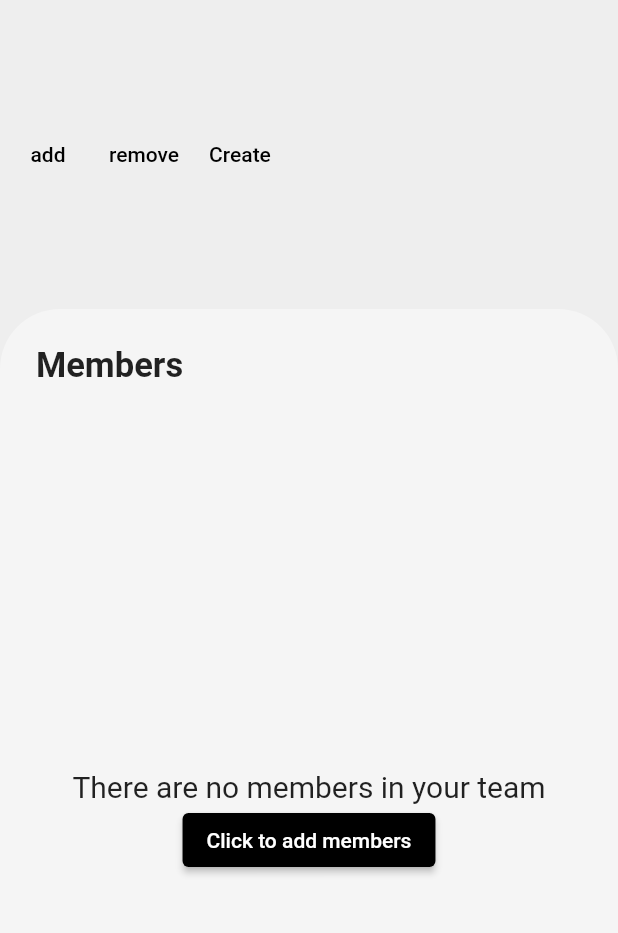
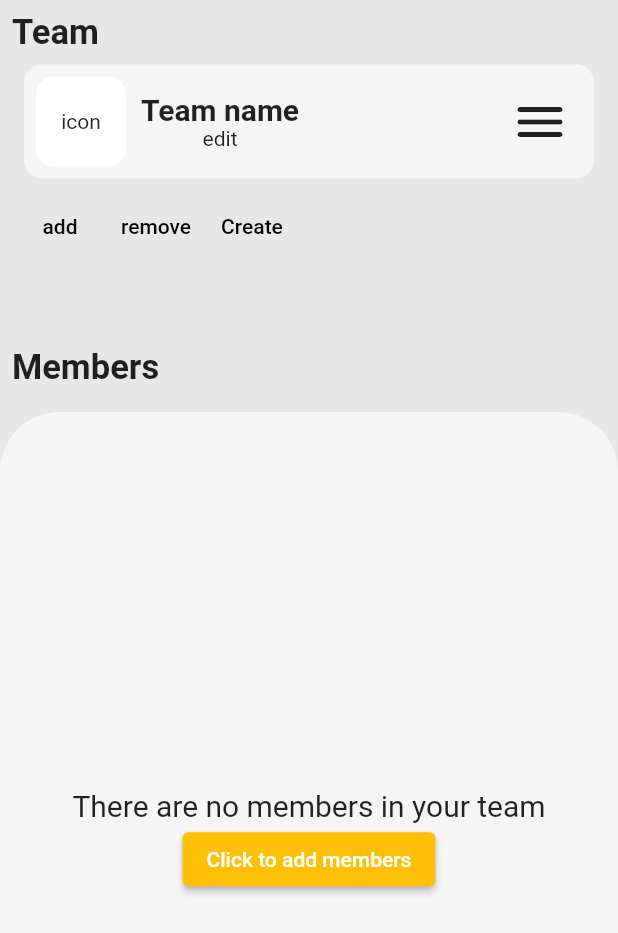
Before and after one commit to Blasix/group_planner_app, a Flutter app: the TeamScreen screen opened directly, after a tap on "add", after a tap on "remove", on a phone screen of 412 x 824 dp. Shown: the top 933 px of the screen. Run offline on Flutter 3.47's test engine with Material 2 defaults, Android fonts, the phone set to English and light mode, and no system bars; our stand-ins replace awesome_snackbar_content, cloud_firestore, firebase_auth, firebase_core, firebase_storage, flutter_spinkit and 5 more; accounts and stored records are empty; network calls fail.

Commit message:
made most of the team screen

```diff
--- a/lib/consts/theme_manager.dart
+++ b/lib/consts/theme_manager.dart
@@ -19,7 +19,7 @@ class ThemeNotifier with ChangeNotifier {
           secondary: const Color(0xFFFFC107),
           brightness: Brightness.light,
         ),
-    scaffoldBackgroundColor: Colors.grey[200],
+    scaffoldBackgroundColor: const Color.fromARGB(255, 231, 231, 231),
     canvasColor: Colors.grey[100],
   );
 
--- a/lib/screens/team.dart
+++ b/lib/screens/team.dart
@@ -8,6 +8,8 @@ import 'package:uuid/uuid.dart';
 
 import '../consts/firebase_consts.dart';
 import '../services/global_methods.dart';
+import '../widgets/team/member.dart';
+import '../widgets/team/team.dart';
 
 class TeamScreen extends StatefulWidget {
   const TeamScreen({Key? key}) : super(key: key);
@@ -51,7 +53,17 @@ class _TeamScreenState extends State<TeamScreen> {
               child: SizedBox(
                 width: double.infinity,
                 height: double.infinity,
-                child: Row(
+                child: Padding(
+                  padding: const EdgeInsets.all(8.0),
+                  child: Column(
+                    crossAxisAlignment: CrossAxisAlignment.start,
+                    children: [
+                      Text(
+                        'Team',
+                        style: kTitleTextStyle.copyWith(fontSize: 23),
+                      ),
+                      const TeamWidget(),
+                      Row(
                         // Debug buttons
                         children: [
                           TextButton(
@@ -78,10 +90,21 @@ class _TeamScreenState extends State<TeamScreen> {
                           ),
                         ],
                       ),
+                      const Spacer(),
+                      Padding(
+                        padding: const EdgeInsets.only(bottom: 8.0),
+                        child: Text(
+                          'Members',
+                          style: kTitleTextStyle.copyWith(fontSize: 23),
+                        ),
+                      ),
+                    ],
+                  ),
+                ),
               ),
             ),
             Flexible(
-              flex: 3,
+              flex: 2,
               child: Container(
                 decoration: BoxDecoration(
                   borderRadius: const BorderRadius.only(
@@ -100,15 +123,15 @@ class _TeamScreenState extends State<TeamScreen> {
                   child: Column(
                     crossAxisAlignment: CrossAxisAlignment.start,
                     children: [
-                      Padding(
-                        padding: const EdgeInsets.only(
-                          bottom: 16,
-                        ),
-                        child: Text(
-                          'Members',
-                          style: kTitleTextStyle.copyWith(fontSize: 23),
-                        ),
-                      ),
+                      // Padding(
+                      //   padding: const EdgeInsets.only(
+                      //     bottom: 16,
+                      //   ),
+                      //   child: Text(
+                      //     'Members',
+                      //     style: kTitleTextStyle.copyWith(fontSize: 23),
+                      //   ),
+                      // ),
                       (teamLenght == 0)
                           ? Expanded(
                               child: Center(
@@ -120,6 +143,9 @@ class _TeamScreenState extends State<TeamScreen> {
                                       style: TextStyle(fontSize: 20),
                                     ),
                                     ElevatedButton(
+                                        style: ElevatedButton.styleFrom(
+                                            primary:
+                                                Theme.of(context).primaryColor),
                                         onPressed: () {},
                                         child:
                                             const Text('Click to add members'))
@@ -221,27 +247,7 @@ class _TeamScreenState extends State<TeamScreen> {
             ),
           ],
         );
-        });
-  }
-}
-
-class MemberWidget extends StatelessWidget {
-  const MemberWidget({Key? key}) : super(key: key);
-
-  @override
-  Widget build(BuildContext context) {
-    return Material(
-      borderRadius: BorderRadius.circular(12),
-      color: Theme.of(context).cardColor.withOpacity(0.9),
-      child: InkWell(
-        borderRadius: BorderRadius.circular(12),
-        onTap: () {},
-        child: const Center(
-            child: Text(
-          'Member1',
-          style: kTitleTextStyle,
-        )),
-      ),
+      },
     );
   }
 }
--- /dev/null
+++ b/lib/widgets/team/member.dart
@@ -0,0 +1,47 @@
+import 'package:flutter/material.dart';
+
+import '../../services/utils.dart';
+
+class MemberWidget extends StatelessWidget {
+  const MemberWidget({Key? key}) : super(key: key);
+
+  @override
+  Widget build(BuildContext context) {
+    return Material(
+      borderRadius: BorderRadius.circular(12),
+      color: Theme.of(context).cardColor.withOpacity(0.9),
+      child: InkWell(
+        borderRadius: BorderRadius.circular(12),
+        onTap: () {},
+        child: Padding(
+          padding: const EdgeInsets.all(8.0),
+          child: Column(
+            children: [
+              Flexible(
+                child: ClipRRect(
+                  borderRadius: BorderRadius.circular(12),
+                  child: AspectRatio(
+                    aspectRatio: 1,
+                    child: Image.network(
+                      'https://firebasestorage.googleapis.com/v0/b/group-planner-d4826.appspot.com/o/Profile.jpg?alt=media&token=3dc7bc58-3bf3-4548-a2d5-09a3027190db',
+                      fit: BoxFit.cover,
+                    ),
+                  ),
+                ),
+              ),
+              const Padding(
+                padding: EdgeInsets.only(top: 8.0),
+                child: FittedBox(
+                  child: Text(
+                    'Name',
+                    style: kTitleTextStyle,
+                  ),
+                ),
+              ),
+            ],
+          ),
+        ),
+      ),
+    );
+  }
+}
--- /dev/null
+++ b/lib/widgets/team/team.dart
@@ -0,0 +1,59 @@
+import 'package:flutter/material.dart';
+import 'package:iconly/iconly.dart';
+
+import '../../services/utils.dart';
+
+class TeamWidget extends StatelessWidget {
+  const TeamWidget({Key? key}) : super(key: key);
+
+  @override
+  Widget build(BuildContext context) {
+    return Padding(
+      padding: const EdgeInsets.all(8.0),
+      child: Container(
+        decoration: BoxDecoration(
+            borderRadius: BorderRadius.circular(12),
+            color: Theme.of(context).canvasColor),
+        child: Padding(
+          padding: const EdgeInsets.all(8.0),
+          child: Row(
+            children: [
+              Container(
+                decoration: BoxDecoration(
+                  borderRadius: BorderRadius.circular(12),
+                  color: Theme.of(context).cardColor,
+                ),
+                height: 60,
+                width: 60,
+                child: const Center(child: Text("icon")),
+              ),
+              const SizedBox(
+                width: 10,
+              ),
+              Column(
+                children: const [
+                  Text(
+                    'Team name',
+                    style: kTitleTextStyle,
+                  ),
+                  Text('edit')
+                ],
+              ),
+              const Spacer(),
+              InkWell(
+                onTap: () {},
+                child: const Padding(
+                  padding: EdgeInsets.all(8.0),
+                  child: Icon(
+                    Icons.menu_rounded,
+                    size: 40,
+                  ),
+                ),
+              )
+            ],
+          ),
+        ),
+      ),
+    );
+  }
+}
```
Also changed, not shown: lib/screens/user.dart (+55 -36 lines), lib/widgets/agenda/dates.dart (added). Lines whose indentation alone changed are shown as unchanged.
